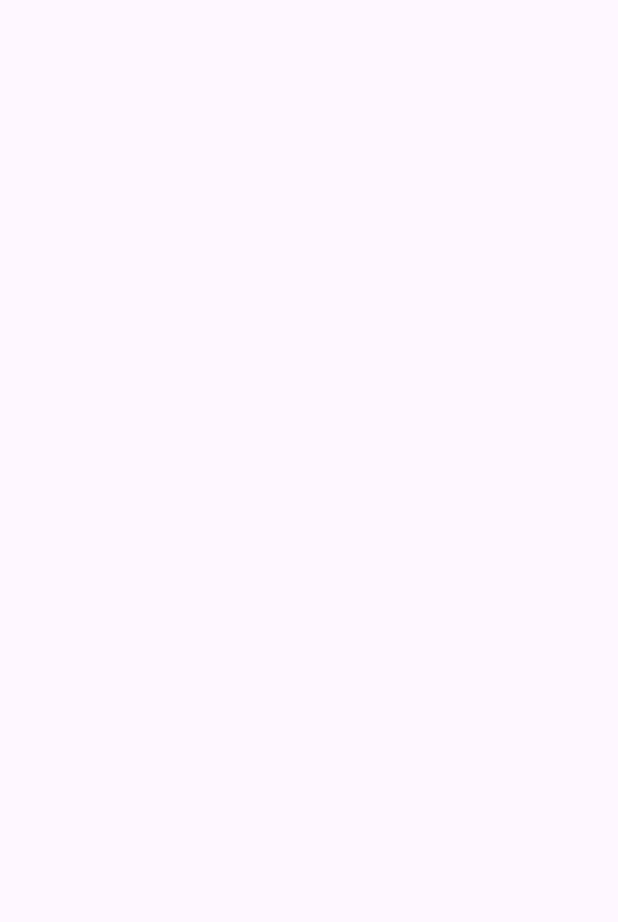
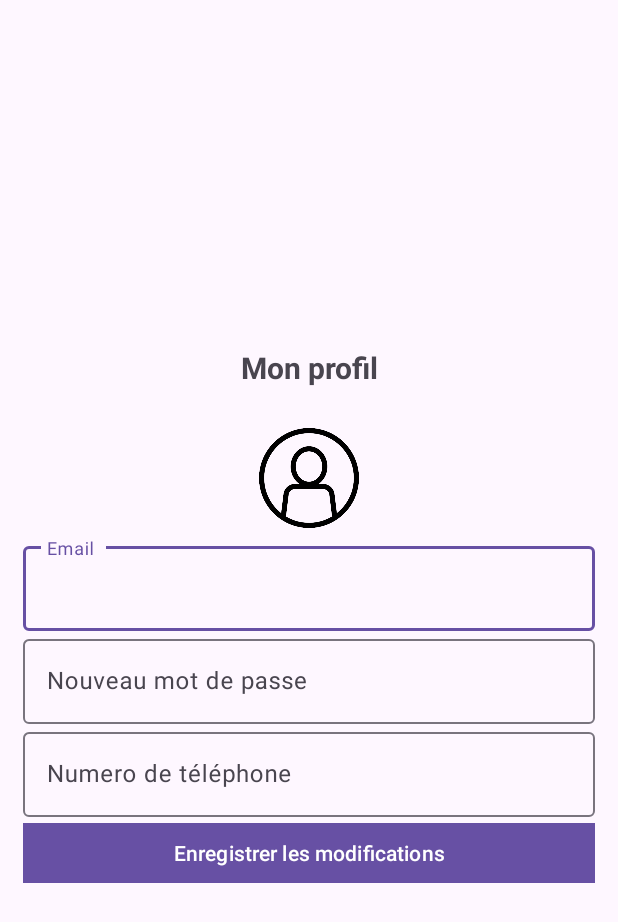
Before and after one commit to AntoniaHounsa/Livraison-Android-, an Android app: the UserProfile screen opened directly, with no data from a screen before it, on a phone screen of 412 x 824 dp. Before the commit the part shown is empty. Shown: the top 922 px of the screen. Run offline under Robolectric (Android 15) with nearby library versions, the phone set to English and light mode, and no system bars; our stand-ins replace Firebase (no records; nobody signed in at launch, a user with empty details on screens opened directly).

Commit message:
feat: :sparkles: add user's information to user profile activity and try to update user profile

```diff
--- a/app/src/main/java/com/example/easydelivery/UserProfile.java
+++ b/app/src/main/java/com/example/easydelivery/UserProfile.java
@@ -1,14 +1,126 @@
 package com.example.easydelivery;
+
+import static android.content.ContentValues.TAG;
 
 import androidx.appcompat.app.AppCompatActivity;
 
 import android.os.Bundle;
+import android.text.TextUtils;
+import android.util.Log;
+import android.view.View;
+import android.widget.Button;
+import android.widget.Toast;
+
+import com.google.android.material.textfield.TextInputEditText;
+import com.google.firebase.auth.FirebaseAuth;
+import com.google.firebase.auth.FirebaseUser;
+import com.google.firebase.firestore.FirebaseFirestore;
+
+import java.util.HashMap;
+import java.util.Map;
 
 public class UserProfile extends AppCompatActivity {
+    TextInputEditText editTextEmail,editTextPassword, editTextphoneNumber;
+    Button modifyButton;
+    FirebaseUser firebaseUser ;
+    FirebaseFirestore db ;
+
 
     @Override
     protected void onCreate(Bundle savedInstanceState) {
         super.onCreate(savedInstanceState);
         setContentView(R.layout.activity_user_profile);
+
+        firebaseUser = FirebaseAuth.getInstance().getCurrentUser();
+        db = FirebaseFirestore.getInstance();
+        editTextEmail = findViewById(R.id.email);
+        editTextphoneNumber = findViewById(R.id.tel);
+        editTextPassword = findViewById(R.id.password);
+
+        if (firebaseUser != null) {
+            // Récupérer l'email depuis Firebase Auth
+            String currentEmail = firebaseUser.getEmail();
+            editTextEmail.setText(currentEmail);
+
+            // Récupérer d'autres informations depuis Firestore
+            db.collection("users").document(firebaseUser.getUid()).get()
+                    .addOnSuccessListener(documentSnapshot -> {
+                        if (documentSnapshot.exists()) {
+                            User user = documentSnapshot.toObject(User.class);
+                            String currentPhoneNumber = user.getPhoneNumber();
+                            editTextphoneNumber.setText(currentPhoneNumber);
+
+                        }
+                        else {
+                            Toast.makeText(this, "Une erreur est survenue", Toast.LENGTH_SHORT).show();
+                        }
+                    })
+                    .addOnFailureListener(e -> {
+                        Toast.makeText(this, "Une erreur est survenue", Toast.LENGTH_SHORT).show();
+                    });
+        }
+
+        modifyButton = findViewById(R.id.ModifyButton);
+        modifyButton.setOnClickListener(new View.OnClickListener() {
+            @Override
+            public void onClick(View v) {
+                // Récupération des nouvelles valeurs entrées par l'utilisateur
+                String newEmail = editTextEmail.getText().toString();
+                String newPhoneNumber = editTextphoneNumber.getText().toString();
+                String newPassword = editTextPassword.getText().toString();
+
+                    // Mise à jour de l'adresse électronique dans Firebase Authentication
+                    FirebaseUser user = FirebaseAuth.getInstance().getCurrentUser();
+                    if (user != null) {
+                        if (!TextUtils.isEmpty(newEmail)){
+                            user.updateEmail(newEmail)
+                                    .addOnCompleteListener(task -> {
+                                        if (task.isSuccessful()) {
+                                            Log.d(TAG, "User email address updated.");
+                                            // Informer l'utilisateur de la réussite via un Toast ou une autre méthode
+                                        }
+                                    })
+                                    .addOnFailureListener(e -> {
+                                        Log.w(TAG, "Error updating email: ", e);
+                                        // Informer l'utilisateur de l'échec
+                                        Toast.makeText(UserProfile.this, "La mise à jour de l'email a échoué : " + e.getLocalizedMessage(), Toast.LENGTH_LONG).show();
+
+                                        // Si nécessaire, réauthentifier l'utilisateur ici
+                                    });
+
+                        }
+                        if (!TextUtils.isEmpty(newPassword)){
+                            user.updatePassword(newPassword)
+                                    .addOnCompleteListener(task -> {
+                                        if (task.isSuccessful()) {
+                                            // Mot de passe mis à jour avec succès
+                                        }
+                                    });
+                        }
+                        if (!TextUtils.isEmpty(newPhoneNumber)){
+                            // Mise à jour du numéro de téléphone et d'autres informations dans Firestore
+                            FirebaseFirestore db = FirebaseFirestore.getInstance();
+                            Map<String, Object> updates = new HashMap<>();
+                            updates.put("phoneNumber", newPhoneNumber);
+                            // ... ajouter d'autres champs à mettre à jour si nécessaire
+
+                            db.collection("users").document(user.getUid()).update(updates)
+                                    .addOnSuccessListener(aVoid -> Log.d(TAG, "User profile updated."))
+                                    .addOnFailureListener(e -> Log.w(TAG, "Error updating profile", e));
+                        }
+
+                        // Pour mettre à jour le mot de passe
+
+
+
+                    }
+
+
+
+
+            }
+        });
+
     }
+
 }
--- a/app/src/main/res/layout/activity_user_profile.xml
+++ b/app/src/main/res/layout/activity_user_profile.xml
@@ -1,9 +1,66 @@
 <?xml version="1.0" encoding="utf-8"?>
-<androidx.constraintlayout.widget.ConstraintLayout xmlns:android="http://schemas.android.com/apk/res/android"
-    xmlns:app="http://schemas.android.com/apk/res-auto"
-    xmlns:tools="http://schemas.android.com/tools"
+<LinearLayout xmlns:android="http://schemas.android.com/apk/res/android"
+xmlns:app="http://schemas.android.com/apk/res-auto"
+xmlns:tools="http://schemas.android.com/tools"
+android:layout_width="match_parent"
+android:orientation="vertical"
+android:gravity="center"
+android:layout_height="match_parent"
+android:padding="15dp"
+tools:context=".UserProfile">
+
+<TextView
     android:layout_width="match_parent"
-    android:layout_height="match_parent"
-    tools:context=".UserProfile">
+    android:textSize="20sp"
+    android:textStyle="bold"
+    android:gravity="center"
+    android:layout_marginBottom="20dp"
+    android:layout_height="wrap_content"
+    android:text="@string/mon_profil" />
+<ImageView
+    android:id="@+id/userLogo"
+    android:layout_width="100dp"
+    android:layout_height="80dp"
+    android:src="@drawable/usericon"
+    />
 
-</androidx.constraintlayout.widget.ConstraintLayout>
+<com.google.android.material.textfield.TextInputLayout
+    android:layout_width="match_parent"
+    android:layout_height="wrap_content">
+    <com.google.android.material.textfield.TextInputEditText
+        android:id="@+id/email"
+        android:hint="@string/email"
+        android:layout_width="match_parent"
+        android:layout_height="wrap_content"/>
+</com.google.android.material.textfield.TextInputLayout>
+
+<com.google.android.material.textfield.TextInputLayout
+    android:layout_width="match_parent"
+    android:layout_height="wrap_content">
+    <com.google.android.material.textfield.TextInputEditText
+        android:id="@+id/password"
+        android:hint="@string/nouveau_mot_de_passe"
+        android:layout_width="match_parent"
+        android:layout_height="wrap_content"/>
+</com.google.android.material.textfield.TextInputLayout>
+
+<com.google.android.material.textfield.TextInputLayout
+    android:layout_width="match_parent"
+    android:layout_height="wrap_content">
+    <com.google.android.material.textfield.TextInputEditText
+        android:id="@+id/tel"
+        android:hint="@string/numero_de_t_l_phone"
+        android:layout_width="match_parent"
+        android:layout_height="wrap_content"/>
+</com.google.android.material.textfield.TextInputLayout>
+
+
+<Button
+    android:id="@+id/ModifyButton"
+    android:text="@string/enregistrer_les_modifications"
+    android:layout_width="480dp"
+    android:layout_height="wrap_content"></Button>
+
+
+
+</LinearLayout>
--- a/app/src/main/res/values/strings.xml
+++ b/app/src/main/res/values/strings.xml
@@ -9,4 +9,7 @@
     <string name="d_connexion">Déconnexion</string>
     <string name="numero_de_t_l_phone">Numero de téléphone</string>
     <string name="numero_d_immatriculation_du_v_hicule">Numero d\'immatriculation du véhicule</string>
+    <string name="mon_profil">Mon profil</string>
+    <string name="enregistrer_les_modifications">Enregistrer les modifications</string>
+    <string name="nouveau_mot_de_passe">Nouveau mot de passe</string>
 </resources>
```
Also changed, not shown: app/src/main/java/com/example/easydelivery/SignInActivity.java (+7 -5 lines).
